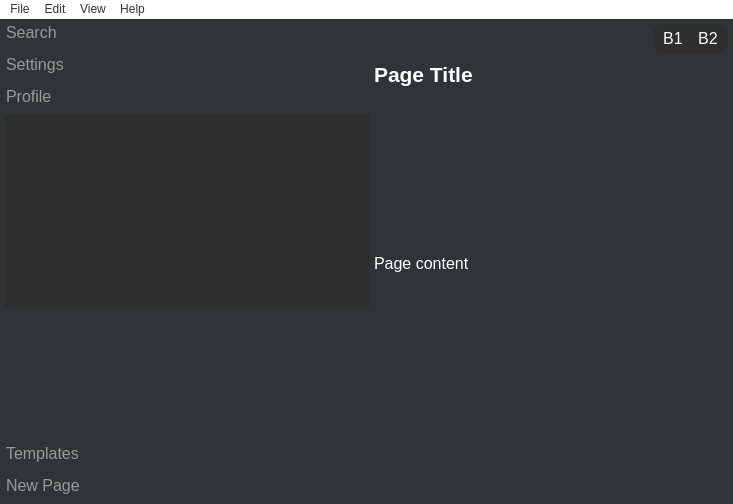
alvi-khan/Marshal, file mainwindow.ui: the form before one commit.
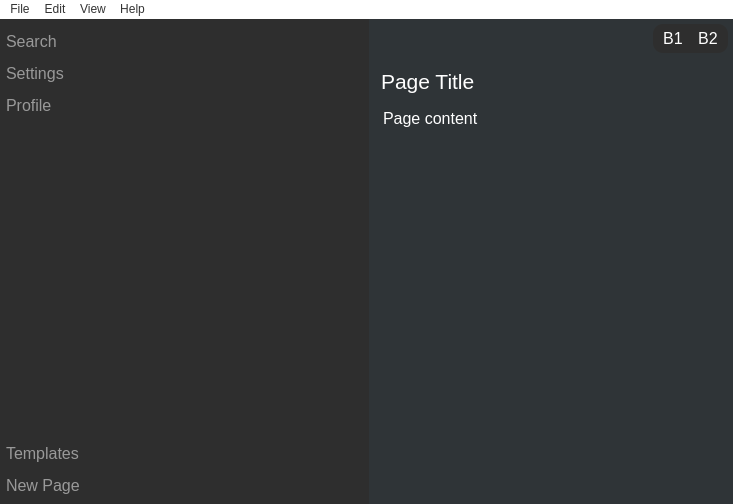
The form after the commit. Icons and pictures are not drawn.

What changed in the file:
```diff
--- a/mainwindow.ui
+++ b/mainwindow.ui
@@ -57,6 +57,12 @@
     </property>
     <item>
      <widget class="QSplitter" name="splitter">
+      <property name="sizePolicy">
+       <sizepolicy hsizetype="Expanding" vsizetype="Preferred">
+        <horstretch>0</horstretch>
+        <verstretch>0</verstretch>
+       </sizepolicy>
+      </property>
       <property name="styleSheet">
        <string notr="true">background-color: rgb(47, 52, 55);</string>
       </property>
@@ -66,7 +72,11 @@
       <property name="handleWidth">
        <number>0</number>
       </property>
-      <widget class="QWidget" name="layoutWidget">
+      <widget class="QFrame" name="frame">
+       <property name="styleSheet">
+        <string notr="true">color: rgb(153, 153, 153);
+background-color: rgb(46, 46, 46);</string>
+       </property>
        <layout class="QVBoxLayout" name="verticalLayout_3">
         <property name="spacing">
          <number>5</number>
@@ -96,8 +106,18 @@
                <font>
                 <family>Segoe UI</family>
                 <pointsize>12</pointsize>
+                <stylestrategy>PreferDefault</stylestrategy>
                </font>
               </property>
+              <property name="contextMenuPolicy">
+               <enum>Qt::DefaultContextMenu</enum>
+              </property>
+              <property name="acceptDrops">
+               <bool>false</bool>
+              </property>
+              <property name="autoFillBackground">
+               <bool>false</bool>
+              </property>
               <property name="styleSheet">
                <string notr="true">color: rgb(153, 153, 153);
 background-color: rgb(46, 46, 46);
@@ -110,6 +130,15 @@
                <iconset resource="Resources.qrc">
                 <normaloff>:/Icons/Resources/Icons/Search.svg</normaloff>:/Icons/Resources/Icons/Search.svg</iconset>
               </property>
+              <property name="autoExclusive">
+               <bool>false</bool>
+              </property>
+              <property name="autoDefault">
+               <bool>false</bool>
+              </property>
+              <property name="default">
+               <bool>false</bool>
+              </property>
               <property name="flat">
                <bool>true</bool>
               </property>
@@ -229,19 +258,6 @@
           </attribute>
          </widget>
         </item>
-        <item>
-         <spacer name="verticalSpacer">
-          <property name="orientation">
-           <enum>Qt::Vertical</enum>
-          </property>
-          <property name="sizeHint" stdset="0">
-           <size>
-            <width>20</width>
-            <height>40</height>
-           </size>
-          </property>
-         </spacer>
-        </item>
         <item>
          <layout class="QHBoxLayout" name="horizontalLayout_2">
           <item>
@@ -315,10 +331,19 @@
         </item>
        </layout>
       </widget>
-      <widget class="QWidget" name="">
-       <layout class="QVBoxLayout" name="verticalLayout_4">
+      <widget class="QWidget" name="layoutWidget">
+       <layout class="QVBoxLayout" name="verticalLayout_4" stretch="0,0,0">
         <property name="spacing">
-         <number>0</number>
+         <number>10</number>
+        </property>
+        <property name="sizeConstraint">
+         <enum>QLayout::SetMinimumSize</enum>
+        </property>
+        <property name="leftMargin">
+         <number>10</number>
+        </property>
+        <property name="bottomMargin">
+         <number>10</number>
         </property>
         <item>
          <layout class="QHBoxLayout" name="horizontalLayout_3">
@@ -429,9 +454,9 @@
          </layout>
         </item>
         <item>
-         <widget class="QTextEdit" name="pageTitle">
+         <widget class="QLineEdit" name="pageTitle">
           <property name="sizePolicy">
-           <sizepolicy hsizetype="Expanding" vsizetype="Minimum">
+           <sizepolicy hsizetype="Expanding" vsizetype="Fixed">
             <horstretch>0</horstretch>
             <verstretch>0</verstretch>
            </sizepolicy>
@@ -440,26 +465,17 @@
            <font>
             <family>Segoe UI</family>
             <pointsize>16</pointsize>
-            <weight>75</weight>
-            <bold>true</bold>
+            <weight>50</weight>
+            <bold>false</bold>
            </font>
           </property>
           <property name="styleSheet">
            <string notr="true">background-color: rgb(47, 52, 55);
-color: rgb(255, 255, 255);</string>
+color: rgb(255, 255, 255);
+border: none;</string>
           </property>
-          <property name="frameShape">
-           <enum>QFrame::NoFrame</enum>
-          </property>
-          <property name="frameShadow">
-           <enum>QFrame::Plain</enum>
-          </property>
-          <property name="html">
-           <string>&lt;!DOCTYPE HTML PUBLIC &quot;-//W3C//DTD HTML 4.0//EN&quot; &quot;http://www.w3.org/TR/REC-html40/strict.dtd&quot;&gt;
-&lt;html&gt;&lt;head&gt;&lt;meta name=&quot;qrichtext&quot; content=&quot;1&quot; /&gt;&lt;style type=&quot;text/css&quot;&gt;
-p, li { white-space: pre-wrap; }
-&lt;/style&gt;&lt;/head&gt;&lt;body style=&quot; font-family:'Segoe UI'; font-size:16pt; font-weight:600; font-style:normal;&quot;&gt;
-&lt;p style=&quot; margin-top:0px; margin-bottom:0px; margin-left:0px; margin-right:0px; -qt-block-indent:0; text-indent:0px;&quot;&gt;&lt;span style=&quot; font-family:'MS Shell Dlg 2';&quot;&gt;Page Title&lt;/span&gt;&lt;/p&gt;&lt;/body&gt;&lt;/html&gt;</string>
+          <property name="text">
+           <string>Page Title</string>
           </property>
          </widget>
         </item>
@@ -468,9 +484,15 @@
           <property name="sizePolicy">
            <sizepolicy hsizetype="Expanding" vsizetype="Expanding">
             <horstretch>0</horstretch>
-            <verstretch>0</verstretch>
+            <verstretch>10</verstretch>
            </sizepolicy>
           </property>
+          <property name="minimumSize">
+           <size>
+            <width>0</width>
+            <height>0</height>
+           </size>
+          </property>
           <property name="font">
            <font>
             <family>Segoe UI</family>
```
